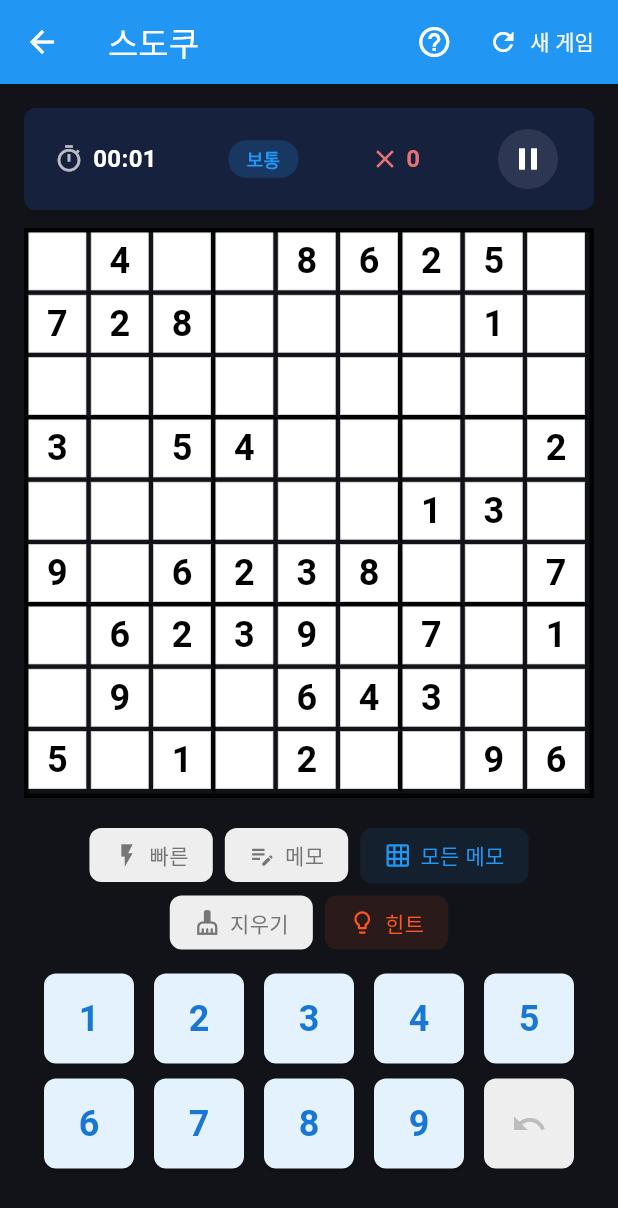
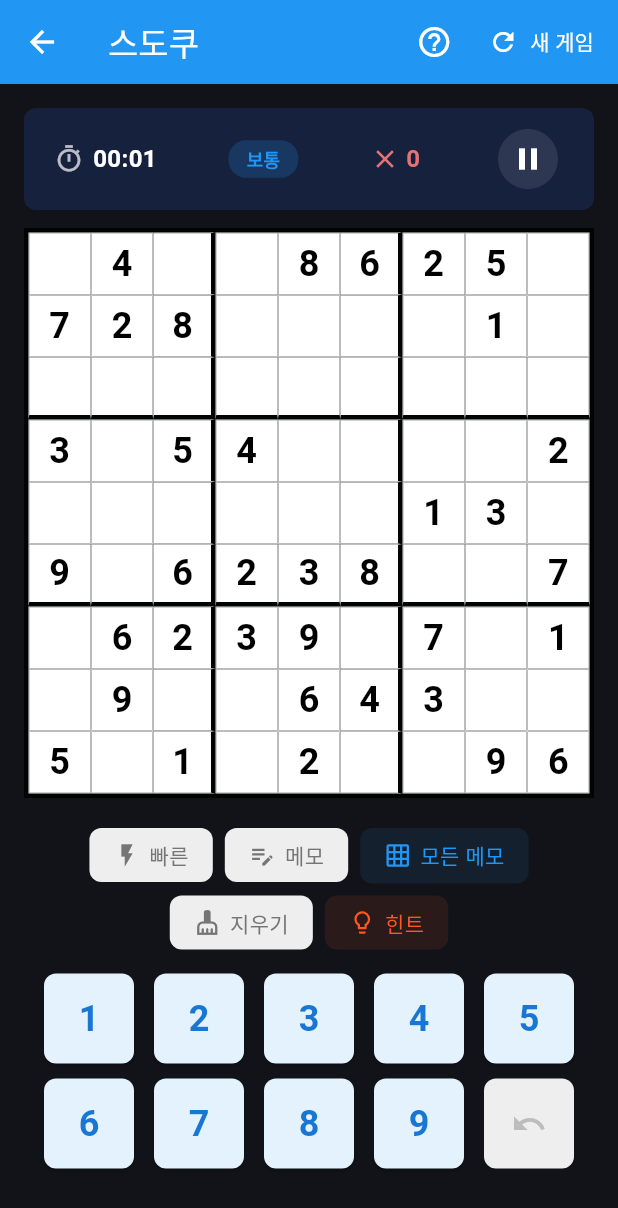
Before and after one commit to mhpark03/games, a Flutter app: the GameScreen screen opened directly, on a phone screen of 412 x 824 dp. Shown: the top 1208 px of the screen. Run offline on Flutter 3.47's test engine with Material 3 defaults, Android fonts, the phone set to English and light mode, and no system bars; our stand-ins replace shared_preferences; accounts and stored records are empty.

Commit message:
스도쿠 3x3 박스 경계선 두께 증가
사무라이 스도쿠 스타일로 일반 스도쿠 경계선 수정
- 모든 셀에 4면 테두리 적용
- 3x3 경계선: 3px (진한 검정)
- 일반 셀 경계선: 0.5px (연한 회색)
- SudokuCell에서 중복 테두리 제거

```diff
--- a/lib/games/sudoku/widgets/sudoku_board.dart
+++ b/lib/games/sudoku/widgets/sudoku_board.dart
@@ -29,22 +29,24 @@ class SudokuBoard extends StatelessWidget {
             return Expanded(
               child: Row(
                 children: List.generate(9, (col) {
+                  // 3x3 박스 테두리 계산
+                  bool rightBorder = (col + 1) % 3 == 0 && col != 8;
+                  bool bottomBorder = (row + 1) % 3 == 0 && row != 8;
+
                   return Expanded(
                     child: Container(
                       decoration: BoxDecoration(
                         border: Border(
                           right: BorderSide(
-                            color: (col + 1) % 3 == 0 && col != 8
-                                ? Colors.black87
-                                : Colors.transparent,
-                            width: 3,
+                            color: rightBorder ? Colors.black87 : Colors.grey.shade300,
+                            width: rightBorder ? 3 : 0.5,
                           ),
                           bottom: BorderSide(
-                            color: (row + 1) % 3 == 0 && row != 8
-                                ? Colors.black87
-                                : Colors.transparent,
-                            width: 3,
+                            color: bottomBorder ? Colors.black87 : Colors.grey.shade300,
+                            width: bottomBorder ? 3 : 0.5,
                           ),
+                          left: BorderSide(color: Colors.grey.shade300, width: 0.5),
+                          top: BorderSide(color: Colors.grey.shade300, width: 0.5),
                         ),
                       ),
                       child: SudokuCell(
--- a/lib/games/sudoku/widgets/sudoku_cell.dart
+++ b/lib/games/sudoku/widgets/sudoku_cell.dart
@@ -57,10 +57,7 @@ class SudokuCell extends StatelessWidget {
     return GestureDetector(
       onTap: onTap,
       child: Container(
-        decoration: BoxDecoration(
-          color: backgroundColor,
-          border: Border.all(color: Colors.grey.shade300, width: 0.5),
-        ),
+        color: backgroundColor,
         child: value != 0
             ? Center(
                 child: Text(
```
